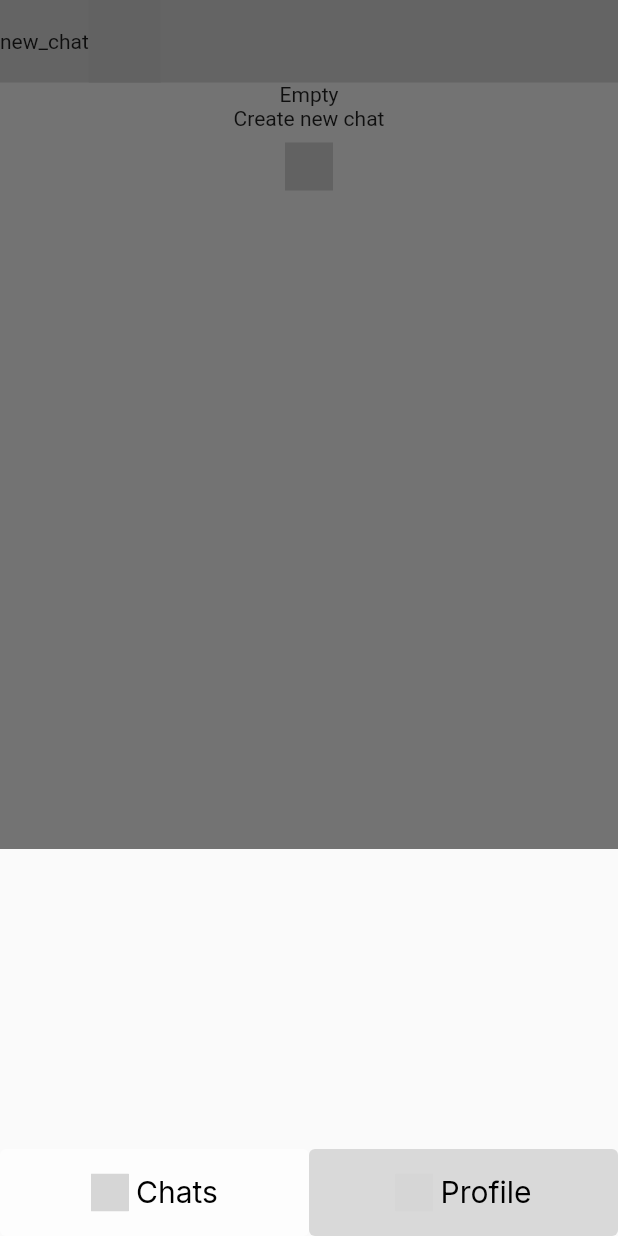
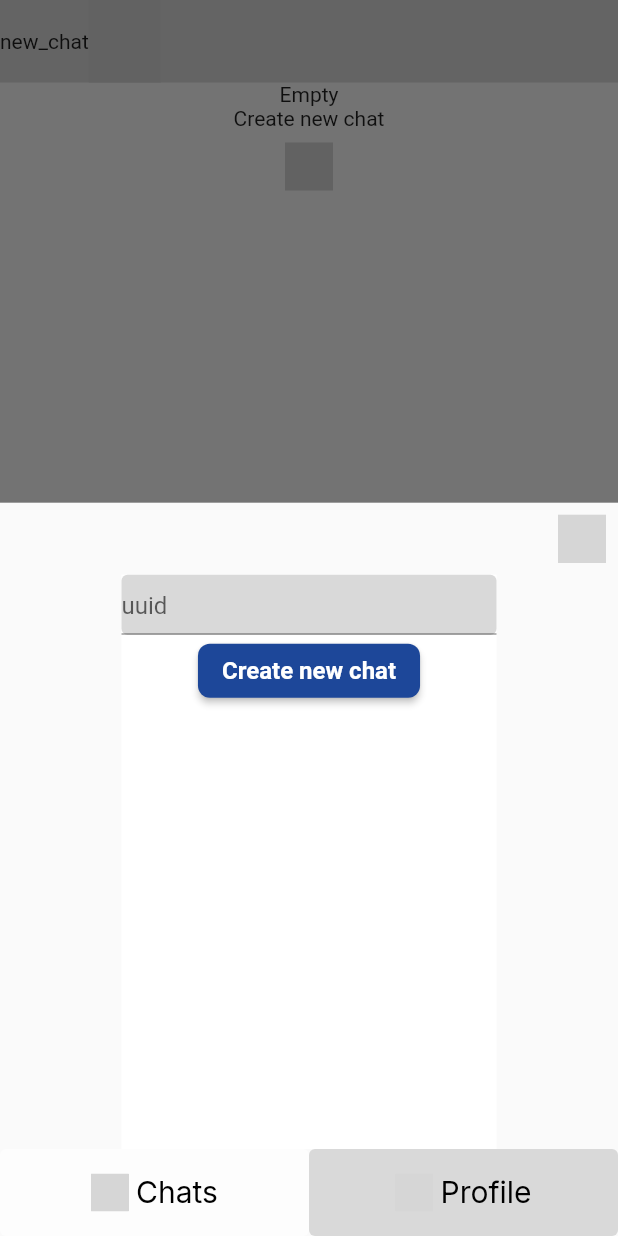
Before and after one commit to artemkaktysh-inno/chat, a Flutter app: the screen it shows after launch, after a tap on "new_chat", on a phone screen of 412 x 824 dp. Run offline on Flutter 3.47's test engine with Material 2 defaults, Android fonts, the phone set to English and light mode, and no system bars; our stand-ins replace auto_route, cloud_firestore, easy_localization, equatable, firebase_core, firebase_messaging and 8 more; missing offline and left inert: contextmenu; accounts and stored records are empty; project files that could hold a hidden picture were left out; grey boxes are pictures that could not be loaded.

Commit message:
Finish chats screen.

```diff
--- a/core_ui/lib/src/theme/app_images.dart
+++ b/core_ui/lib/src/theme/app_images.dart
@@ -11,4 +11,5 @@ class AppImages {
   static const String plusIcon = '${_baseIcons}plus.svg';
   static const String newChatIcon = '${_baseIcons}new_chat.svg';
   static const String newChatLargeIcon = '${_baseIcons}new_chat_large.svg';
+  static const String cancelIcon = '${_baseIcons}cancel.svg';
 }
--- a/core_ui/lib/src/widgets/app_text_field.dart
+++ b/core_ui/lib/src/widgets/app_text_field.dart
@@ -4,15 +4,15 @@ import 'package:flutter/material.dart';
 class AppTextField extends StatelessWidget {
   final TextEditingController controller;
   final String hintText;
-  final bool disabled;
+  final bool? disabled;
   final String? errorText;
 
   const AppTextField({
-    super.key,
     required this.controller,
     required this.hintText,
-    required this.disabled,
-    required this.errorText,
+    this.disabled,
+    this.errorText,
+    super.key,
   });
 
   @override
@@ -25,7 +25,7 @@ class AppTextField extends StatelessWidget {
       height: 40,
       width: 250,
       child: TextField(
-        enabled: !disabled,
+        enabled: disabled != null ? !disabled! : null,
         decoration: InputDecoration(
           hintText: hintText, errorText: errorText,
           //contentPadding: EdgeInsets.symmetric(horizontal: 9),
--- a/core_ui/lib/src/widgets/widgets.dart
+++ b/core_ui/lib/src/widgets/widgets.dart
@@ -1,2 +1,3 @@
 export 'app_bottom_navigation_bar/app_bottom_navigation_bar.dart';
+export 'app_text_field.dart';
 export 'more_button.dart';
--- /dev/null
+++ b/data/lib/mapper/chat_mapper.dart
@@ -0,0 +1,27 @@
+import 'package:data/entities/firebase_chat.dart';
+import 'package:domain/domain.dart';
+
+import 'message_mapper.dart';
+import 'user_mapper.dart';
+
+class ChatMapper {
+  static Chat mapFromFirebase(FirebaseChat firebaseChat) {
+    return Chat(
+      receiverUuid: firebaseChat.receiverUuid,
+      senderUuid: firebaseChat.senderUuid,
+      lastMessage: firebaseChat.lastMessage != null
+          ? MessageMapper.mapFromFirebase(firebaseChat.lastMessage!)
+          : null,
+    );
+  }
+
+  static FirebaseChat mapToFirebase(Chat chat) {
+    return FirebaseChat(
+      receiverUuid: chat.receiverUuid,
+      senderUuid: chat.senderUuid,
+      lastMessage: chat.lastMessage != null
+          ? MessageMapper.mapToFirebase(chat.lastMessage!)
+          : null,
+    );
+  }
+}
--- a/data/lib/mapper/user_mapper.dart
+++ b/data/lib/mapper/user_mapper.dart
@@ -3,7 +3,7 @@ import 'package:domain/domain.dart';
 import '../entities/firebase_user.dart';
 
 class UserMapper {
-  static User mapFirebaseToUser(FirebaseUser firebaseUser) {
+  static User mapFromFirebase(FirebaseUser firebaseUser) {
     return User(
       username: firebaseUser.username,
       uuid: firebaseUser.uuid,
@@ -11,7 +11,7 @@ class UserMapper {
     );
   }
 
-  static FirebaseUser mapUserToFirebase(User user) {
+  static FirebaseUser mapToFirebase(User user) {
     return FirebaseUser(
       imageUrl: user.imageUrl,
       uuid: user.uuid,
--- a/data/lib/repositories/user_repository_impl.dart
+++ b/data/lib/repositories/user_repository_impl.dart
@@ -2,6 +2,8 @@ import 'dart:io';
 
 import 'package:core/core.dart';
 import 'package:data/entities/entities.dart';
+import 'package:data/entities/firebase_chat.dart';
+import 'package:data/mapper/chat_mapper.dart';
 import 'package:data/mapper/user_mapper.dart';
 import 'package:data/providers/firebase_provider.dart';
 import 'package:data/providers/storage_provider.dart';
@@ -24,7 +26,7 @@ class UserRepositoryImpl extends UserRepository {
     );
     final FirebaseUser firebaseUser =
         await _firebaseProvider.getFirebaseUserById(id);
-    return UserMapper.mapFirebaseToUser(
+    return UserMapper.mapFromFirebase(
       firebaseUser,
     );
   }
@@ -67,7 +69,7 @@ class UserRepositoryImpl extends UserRepository {
 
     await _firebaseProvider.setFirebaseUser(
       id,
-      UserMapper.mapUserToFirebase(
+      UserMapper.mapToFirebase(
         User(
           uuid: user.uuid,
           username: user.username,
@@ -94,7 +96,7 @@ class UserRepositoryImpl extends UserRepository {
     }
 
     final String id = await _firebaseProvider.addFirebaseUser(
-      UserMapper.mapUserToFirebase(
+      UserMapper.mapToFirebase(
         User(
           username: user.username,
           uuid: user.uuid,
@@ -162,12 +164,31 @@ class UserRepositoryImpl extends UserRepository {
         await _firebaseProvider.getFirebaseUserByUuid(uuid);
     return firebaseUser == null
         ? null
-        : UserMapper.mapFirebaseToUser(firebaseUser);
+        : UserMapper.mapFromFirebase(firebaseUser);
   }
 
   @override
-  Future<List<Chat>?> getChats() async {}
+  Future<List<Chat>?> getChats() async {
+    final String uuid = _storageProvider.getString(
+      StorageConstants.uuid,
+    );
+    final List<FirebaseChat>? firebaseChats =
+        await _firebaseProvider.getChats(uuid);
+    final List<Chat>? chats = firebaseChats
+        ?.map((FirebaseChat chat) => ChatMapper.mapFromFirebase(chat))
+        .toList();
+    return chats;
+  }
 
   @override
-  Future<void> createChat(String uuid) async {}
+  Future<void> createChat(String uuid) async {
+    final String localUuid = _storageProvider.getString(StorageConstants.uuid);
+
+    final FirebaseChat chat = FirebaseChat(
+      receiverUuid: uuid,
+      senderUuid: localUuid,
+    );
+
+    await _firebaseProvider.createChat(chat);
+  }
 }
--- a/domain/lib/models/chat.dart
+++ b/domain/lib/models/chat.dart
@@ -5,17 +5,21 @@ import 'user.dart';
 
 class Chat extends Equatable {
   const Chat({
-    required this.receiver,
-    required this.lastMessage,
+    required this.receiverUuid,
+    required this.senderUuid,
+    this.lastMessage,
   });
 
-  final Message lastMessage;
+  final Message? lastMessage;
 
-  final User receiver;
+  final String receiverUuid;
+
+  final String senderUuid;
 
   @override
-  List<Object> get props => <Object>[
+  List<Object?> get props => <Object?>[
         lastMessage,
-        receiver,
+        receiverUuid,
+        senderUuid,
       ];
 }
--- a/feature/messages/lib/src/bloc/messages_bloc.dart
+++ b/feature/messages/lib/src/bloc/messages_bloc.dart
@@ -17,7 +17,10 @@ class MessagesBloc extends Bloc<MessagesEvent, MessagesState> {
   })  : _getChatsUseCase = getChatsUseCase,
         _createChatUseCase = createChatUseCase,
         super(
-          const MessagesState(chats: <Chat>[]),
+          const MessagesState(
+            chats: <Chat>[],
+            users: <User>[],
+          ),
         ) {
     on<InitEvent>(_onInitEvent);
     on<NewChatEvent>(_onNewChatEvent);
@@ -28,10 +31,14 @@ class MessagesBloc extends Bloc<MessagesEvent, MessagesState> {
   Future<void> _onInitEvent(
     InitEvent event,
     Emitter<MessagesState> emit,
-  ) async {}
+  ) async {
+
+  }
 
   Future<void> _onNewChatEvent(
     NewChatEvent event,
     Emitter<MessagesState> emit,
-  ) async {}
+  ) async {
+    _createChatUseCase.execute(event.uuid);
+  }
 }
--- a/feature/messages/lib/src/bloc/messages_state.dart
+++ b/feature/messages/lib/src/bloc/messages_state.dart
@@ -3,19 +3,23 @@ import 'package:domain/domain.dart';
 
 class MessagesState extends Equatable {
   final List<Chat> chats;
+  final List<User> users;
 
   const MessagesState({
     required this.chats,
+    required this.users,
   });
 
-  MessagesState copyWith({List<Chat>? chats}) {
+  MessagesState copyWith({List<Chat>? chats, List<User>? users}) {
     return MessagesState(
       chats: chats ?? this.chats,
+      users: users ?? this.users,
     );
   }
 
   @override
   List<Object> get props => <Object>[
         chats,
+        users,
       ];
 }
--- a/feature/messages/lib/src/messages_form.dart
+++ b/feature/messages/lib/src/messages_form.dart
@@ -65,6 +65,7 @@ class _MessagesFormState extends State<MessagesForm> {
                     )
                   : ChatList(
                       chats: state.chats,
+                      users: state.users,
                     ),
             ),
           ],
@@ -75,12 +76,57 @@ class _MessagesFormState extends State<MessagesForm> {
 
   void showNewChatModalBottomSheet(BuildContext context) {
     showModalBottomSheet(
-        context: context,
-        builder: (BuildContext context) {
-          return Container(
-            height: AppDimens.heightNewChat,
-          );
-        });
+      context: context,
+      builder: (BuildContext context) {
+        return Column(
+          children: <Widget>[
+            Container(
+              alignment: Alignment.centerRight,
+              child: IconButton(
+                onPressed: () {
+                  Navigator.of(context).pop();
+                },
+                icon: SvgPicture.asset(AppImages.cancelIcon),
+              ),
+            ),
+            Expanded(
+              child: Container(
+                height: AppDimens.heightNewChat,
+                decoration: BoxDecoration(
+                  color: AppColors.of(context).white,
+                ),
+                child: Column(
+                  children: <Widget>[
+                    AppTextField(
+                      controller: uuidController,
+                      hintText: 'uuid'.tr(),
+                    ),
+                    ElevatedButton(
+                      onPressed: () {
+                        BlocProvider.of<MessagesBloc>(context).add(
+                          NewChatEvent(uuid: uuidController.value.text),
+                        );
+                      },
+                      style: ElevatedButton.styleFrom(
+                        textStyle: AppFonts.robotoBold16.copyWith(
+                          color: AppColors.of(context).white,
+                        ),
+                        shape: RoundedRectangleBorder(
+                          borderRadius:
+                              BorderRadius.circular(AppDimens.BORDER_RADIUS_8),
+                        ),
+                        backgroundColor: AppColors.of(context).blue,
+                      ),
+                      child: Text('create'.tr()),
+                    ),
+                  ],
+                ),
+              ),
+            ),
+          ],
+        );
+      },
+    );
   }
 
   @override
--- a/feature/messages/lib/src/widgets/chats_list.dart
+++ b/feature/messages/lib/src/widgets/chats_list.dart
@@ -5,10 +5,12 @@ import 'package:messages/src/widgets/chat_list_tile.dart';
 
 class ChatList extends StatefulWidget {
   final List<Chat> chats;
+  final List<User> users;
 
   const ChatList({
     super.key,
     required this.chats,
+    required this.users,
   });
 
   @override
@@ -17,11 +19,13 @@ class ChatList extends StatefulWidget {
 
 class _ChatListState extends State<ChatList> {
   late List<Chat> chats;
+  late List<User> users;
 
   @override
   void initState() {
     super.initState();
     chats = widget.chats;
+    users = widget.users;
   }
 
   @override
@@ -35,6 +39,7 @@ class _ChatListState extends State<ChatList> {
       child: ListView.builder(
         itemBuilder: (BuildContext context, int index) {
           return ChatListTile(
+            user: users[index],
             chat: chats[index],
           );
         },
--- a/feature/profile/lib/src/profile_form.dart
+++ b/feature/profile/lib/src/profile_form.dart
@@ -5,7 +5,6 @@ import 'package:core_ui/core_ui.dart';
 import 'package:flutter/material.dart';
 import 'package:image_picker/image_picker.dart';
 import 'package:profile/src/bloc/profile_bloc.dart';
-import 'package:core_ui/src/widgets/app_text_field.dart';
 
 class ProfileForm extends StatefulWidget {
   const ProfileForm({super.key});
```
Also changed, not shown: data/lib/entities/firebase_chat.dart (added, +34 -0 lines), data/lib/entities/firebase_message.dart (added, +38 -0 lines), data/lib/entities/firebase_user.dart (+5 -9 lines), data/lib/mapper/message_mapper.dart (added, +22 -0 lines), data/lib/providers/firebase_provider.dart (+53 -16 lines), feature/messages/lib/src/widgets/chat_list_tile.dart (+9 -5 lines).
